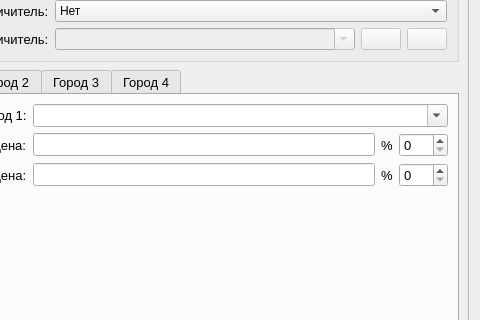
The window that UI/add_data_to_base.ui (almanah12/caspi_algo1_01) describes before a commit, drawn with Qt 5; both pictures show x 120 to 600 and y 162 to 482 of the 600 by 610 pixel window.
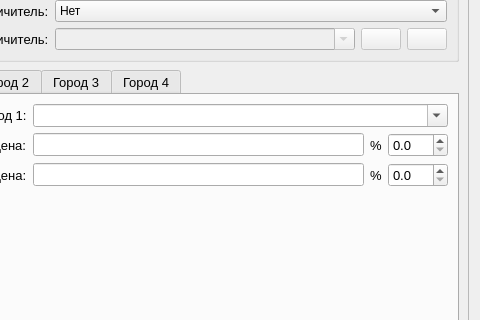
The same window after the commit. Icons and pictures are not drawn.

```diff
--- a/UI/add_data_to_base.ui
+++ b/UI/add_data_to_base.ui
@@ -324,9 +324,9 @@
               </widget>
              </item>
              <item>
-              <widget class="QSpinBox" name="min_price_spinBox_1">
-               <property name="maximum">
-                <number>300</number>
+              <widget class="QDoubleSpinBox" name="min_price_spinBox_1">
+               <property name="decimals">
+                <number>1</number>
                </property>
               </widget>
              </item>
@@ -352,9 +352,9 @@
               </widget>
              </item>
              <item>
-              <widget class="QSpinBox" name="max_price_spinBox_1">
-               <property name="maximum">
-                <number>300</number>
+              <widget class="QDoubleSpinBox" name="max_price_spinBox_1">
+               <property name="decimals">
+                <number>1</number>
                </property>
               </widget>
              </item>
```
